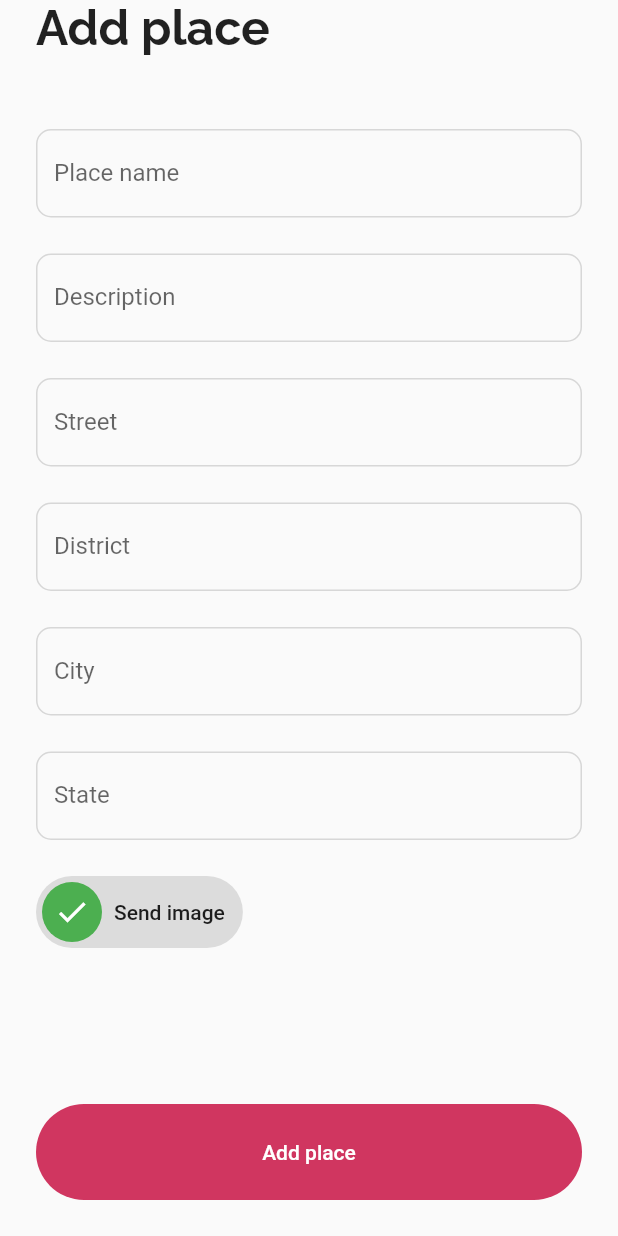
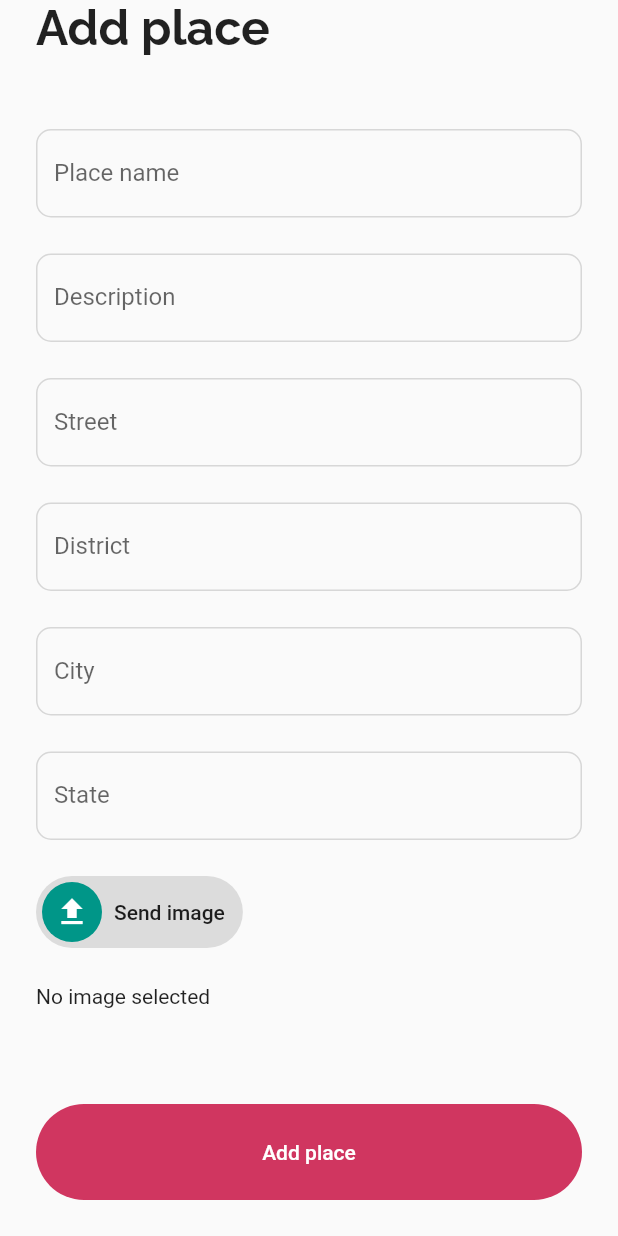
Before and after one commit to titi-co/homely, a Flutter app: the AddPlace screen opened by its route, after a tap on "Send image", on a phone screen of 412 x 824 dp. Run offline on Flutter 3.47's test engine with Material 2 defaults, Android fonts, the phone set to English and light mode, and no system bars; our stand-ins replace equatable, flutter_bloc, flutter_svg, google_fonts, image_picker; network calls fail.

Commit message:
feat: image picker ios

```diff
--- a/lib/src/screens/add.dart
+++ b/lib/src/screens/add.dart
@@ -1,7 +1,11 @@
+import 'dart:io';
+
 import 'package:flutter/material.dart';
+import 'package:flutter/services.dart';
 import 'package:flutter/src/widgets/framework.dart';
 import 'package:flutter/src/widgets/placeholder.dart';
 import 'package:homely/src/theme/constants.dart';
+import 'package:image_picker/image_picker.dart';
 
 class AddPlace extends StatelessWidget {
   const AddPlace({super.key});
@@ -87,26 +91,69 @@ class AddPlace extends StatelessWidget {
                   const SizedBox(
                     height: ThemeVariables.md,
                   ),
-                  GestureDetector(
-                    onTap: () {},
-                    child: const Chip(
-                      labelPadding: EdgeInsets.all(8),
-                      avatar: CircleAvatar(
-                        backgroundColor: Colors.green,
-                        child: Icon(
-                          Icons.done,
-                          color: Colors.white,
-                        ),
-                      ),
-                      label: Text('Send image'),
-                    ),
-                  )
+                  ImageUploader()
                 ],
               ),
             ),
           ),
         ),
       ),
+    );
+  }
+}
+
+class ImageUploader extends StatefulWidget {
+  const ImageUploader({
+    super.key,
+  });
+
+  @override
+  State<ImageUploader> createState() => _ImageUploaderState();
+}
+
+class _ImageUploaderState extends State<ImageUploader> {
+  File? image;
+
+  Future pickImage() async {
+    try {
+      final image = await ImagePicker().pickImage(source: ImageSource.camera);
+      if (image == null) return;
+      final imageTemp = File(image.path);
+      setState(() => this.image = imageTemp);
+    } on PlatformException catch (e) {
+      print('Failed to pick image: $e');
+    }
+  }
+
+  @override
+  Widget build(BuildContext context) {
+    return Column(
+      crossAxisAlignment: CrossAxisAlignment.start,
+      children: [
+        GestureDetector(
+          onTap: pickImage,
+          child: Chip(
+            labelPadding: const EdgeInsets.all(8),
+            avatar: CircleAvatar(
+              backgroundColor: image != null ? Colors.green : Colors.teal,
+              child: image != null
+                  ? const Icon(
+                      Icons.done,
+                      color: Colors.white,
+                    )
+                  : const Icon(
+                      Icons.upload,
+                      color: Colors.white,
+                    ),
+            ),
+            label: Text(image != null ? image!.path : 'Send image'),
+          ),
+        ),
+        const SizedBox(
+          height: ThemeVariables.md,
+        ),
+        image != null ? Image.file(image!) : const Text("No image selected")
+      ],
     );
   }
 }
```
Also changed, not shown: 3 other files.
